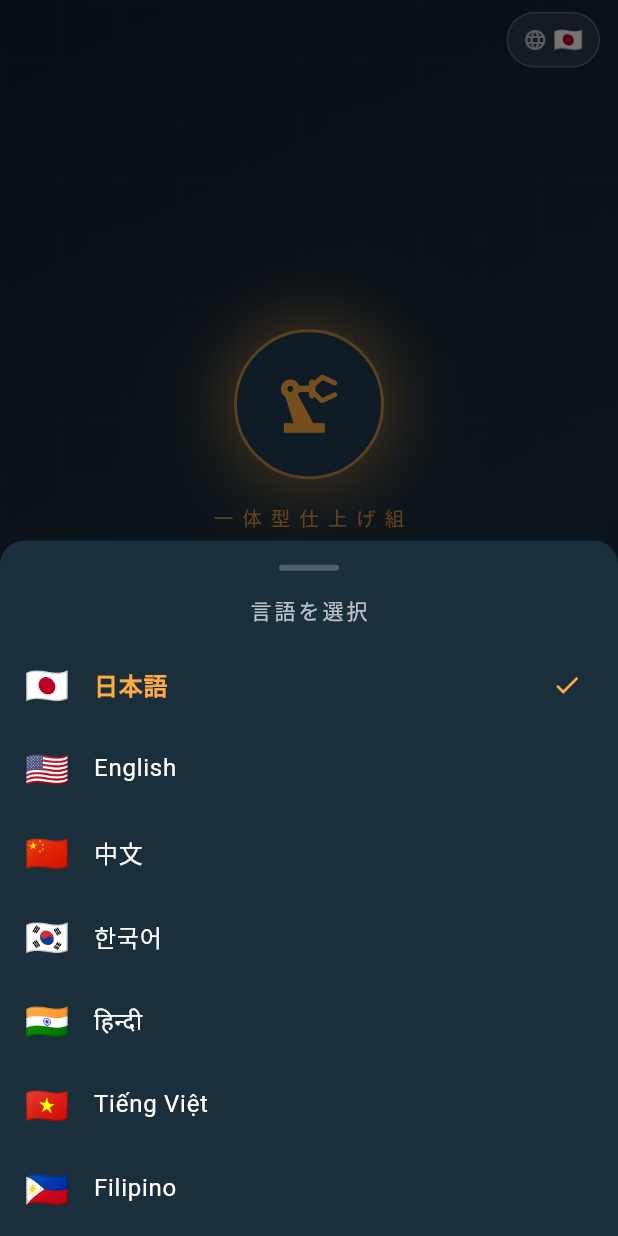
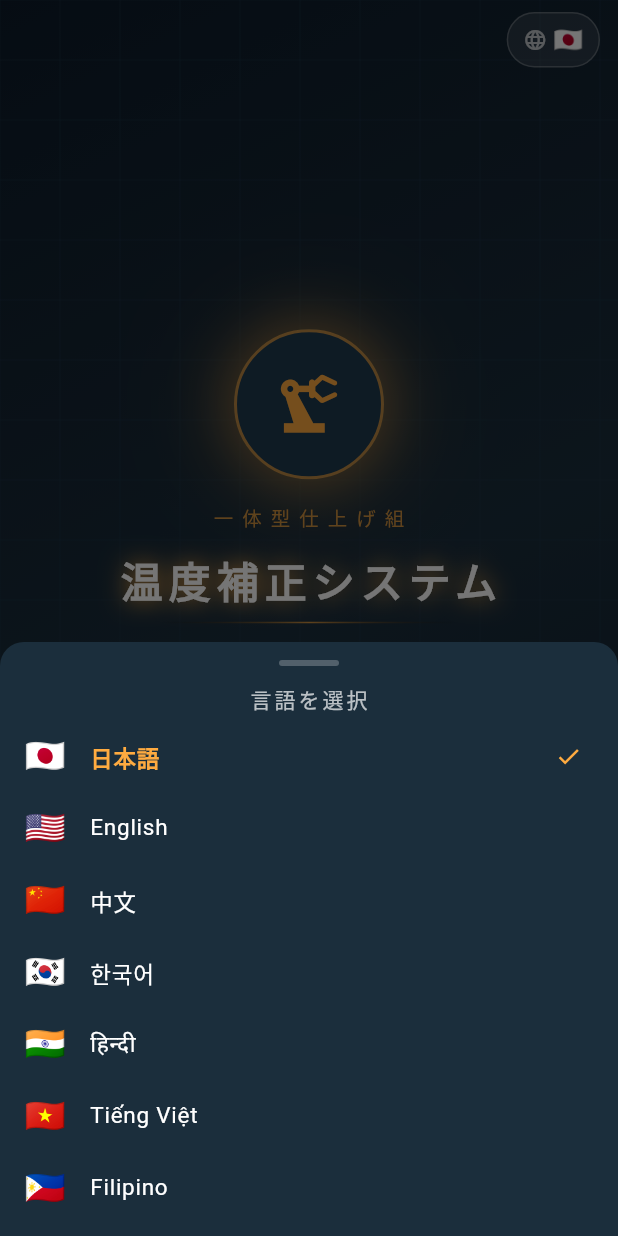
Before and after one commit to murota-h/ondohosei-date, a Flutter app: the screen it shows after launch, after a tap on "🇯🇵", on a phone screen of 412 x 824 dp. Run offline on Flutter 3.47's test engine with Material 3 defaults, Android fonts, the light colour scheme and no system bars; our stand-ins replace fl_chart, shared_preferences, web; missing offline and left inert: dart:js_interop, excel.

Commit message:
Fix: 横向き時の言語選択画面オーバーフロー修正（スクロール対応）

```diff
--- a/lib/screens/title_screen.dart
+++ b/lib/screens/title_screen.dart
@@ -46,14 +46,15 @@ class _TitleScreenState extends State<TitleScreen> with SingleTickerProviderStat
       ),
       builder: (ctx) {
         return SafeArea(
-          child: Padding(
-            padding: const EdgeInsets.symmetric(vertical: 16),
           child: Column(
             mainAxisSize: MainAxisSize.min,
             children: [
+              Padding(
+                padding: const EdgeInsets.fromLTRB(0, 12, 0, 4),
+                child: Column(children: [
                   Container(
                     width: 40, height: 4,
-                  margin: const EdgeInsets.only(bottom: 16),
+                    margin: const EdgeInsets.only(bottom: 12),
                     decoration: BoxDecoration(
                       color: Colors.white24,
                       borderRadius: BorderRadius.circular(2),
@@ -67,24 +68,30 @@ class _TitleScreenState extends State<TitleScreen> with SingleTickerProviderStat
                       letterSpacing: 2,
                     ),
                   ),
-                const SizedBox(height: 12),
-                ...AppLocalizations.supportedLanguages.map((lang) {
+                ]),
+              ),
+              Flexible(
+                child: SingleChildScrollView(
+                  child: Column(
+                    mainAxisSize: MainAxisSize.min,
+                    children: AppLocalizations.supportedLanguages.map((lang) {
                       return ValueListenableBuilder<String>(
                         valueListenable: langNotifier,
                         builder: (_, current, __) {
                           final isSelected = current == lang['code'];
                           return ListTile(
-                        leading: Text(lang['flag']!, style: const TextStyle(fontSize: 24)),
+                            dense: true,
+                            leading: Text(lang['flag']!, style: const TextStyle(fontSize: 22)),
                             title: Text(
                               lang['label']!,
                               style: TextStyle(
                                 color: isSelected ? Colors.orangeAccent : Colors.white,
                                 fontWeight: isSelected ? FontWeight.bold : FontWeight.normal,
-                            fontSize: 16,
+                                fontSize: 15,
                               ),
                             ),
                             trailing: isSelected
-                            ? const Icon(Icons.check, color: Colors.orangeAccent, size: 20)
+                                ? const Icon(Icons.check, color: Colors.orangeAccent, size: 18)
                                 : null,
                             onTap: () {
                               langNotifier.value = lang['code']!;
@@ -93,9 +100,12 @@ class _TitleScreenState extends State<TitleScreen> with SingleTickerProviderStat
                           );
                         },
                       );
-                }),
+                    }).toList(),
+                  ),
+                ),
+              ),
+              const SizedBox(height: 8),
             ],
-            ),
           ),
         );
       },
```
Lines whose indentation alone changed are shown as unchanged.
